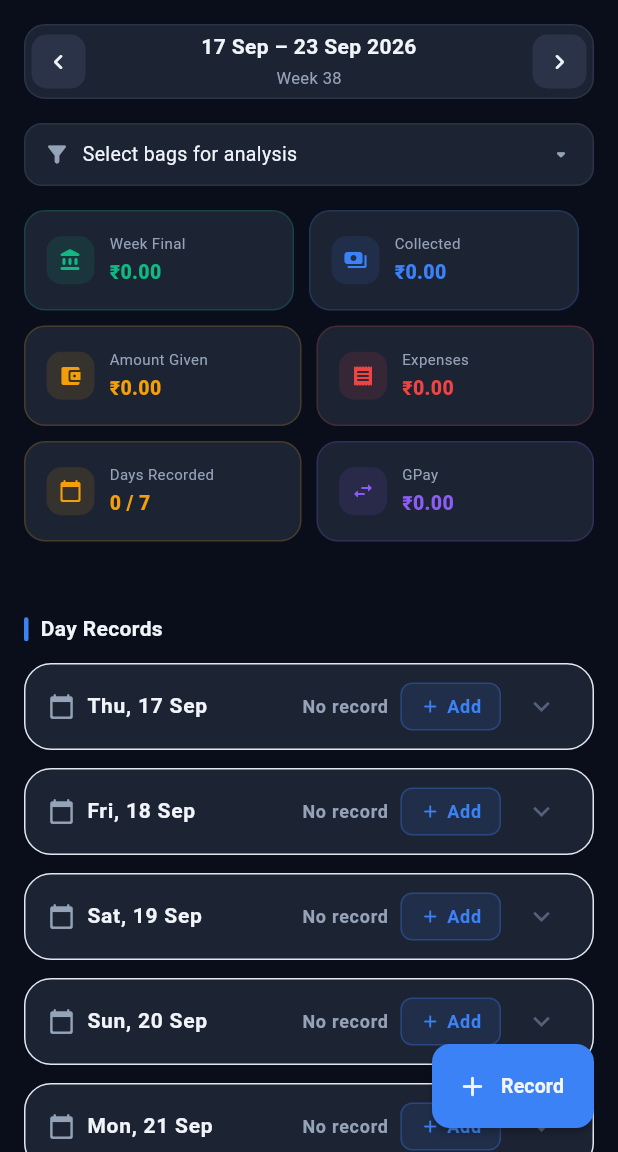
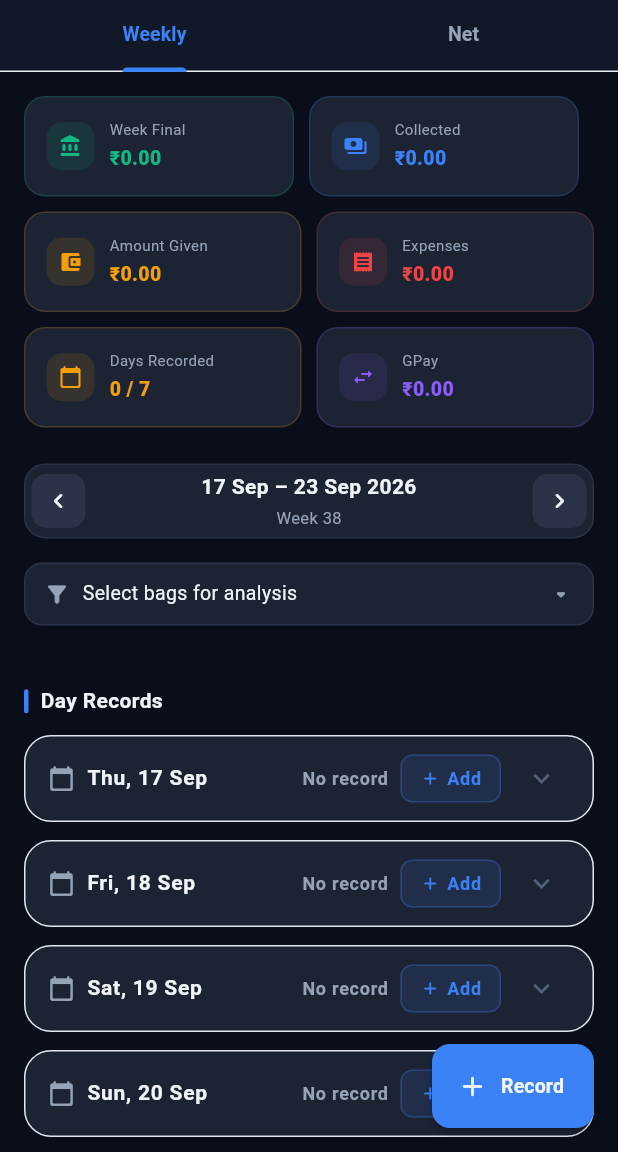
Before and after one commit to dharshan-dd/SVV, a Flutter app: the WeeklyDashboardScreen screen opened by its route, on a phone screen of 412 x 824 dp, the part 84-1236 px from its top. Run offline on Flutter 3.47's test engine with Material 3 defaults, Android fonts, the phone set to English and light mode, and no system bars; our stand-ins replace flutter_riverpod, go_router, shared_preferences, supabase_flutter; accounts and stored records are empty; Roboto replaces fonts that are missing (Segoe UI).

Commit message:
feat: use separate bag_net_amounts table for extra net tracking
- Add 017 migration for bag_net_amounts table with upsert support
- Add upsertBagNetAmount(), getBagNetAmount(), getBagNetAmountHistory() to service
- Update _netAmountDashboard to use new table with per-bag carry-forward
- Add Net tab in weekly dashboard with tab switcher
- Net amount updates now work without schema errors

```diff
--- a/lib/screens/weekly_dashboard_screen.dart
+++ b/lib/screens/weekly_dashboard_screen.dart
@@ -79,22 +79,70 @@ class _WeeklyDashboardScreenState extends ConsumerState<WeeklyDashboardScreen>
   @override
   Widget build(BuildContext context) {
     final fmt = NumberFormat.simpleCurrency(locale: 'en_IN', decimalDigits: 2);
-    return Scaffold(
+    return DefaultTabController(
+      length: 2,
+      child: Scaffold(
         backgroundColor: _kBg,
         drawer: const AppDrawer(),
+        appBar: AppBar(
+          backgroundColor: _kSurface,
+          foregroundColor: _kText,
+          elevation: 0,
+          title: const Text('Weekly Dashboard', style: TextStyle(color: _kText, fontWeight: FontWeight.w700, fontSize: 18)),
+          bottom: TabBar(
+            indicatorColor: _kPrimary,
+            labelColor: _kPrimary,
+            unselectedLabelColor: _kSubtext,
+            labelStyle: const TextStyle(fontSize: 13, fontWeight: FontWeight.w600),
+            unselectedLabelStyle: const TextStyle(fontSize: 13),
+            tabs: const [
+              Tab(text: 'Weekly'),
+              Tab(text: 'Net'),
+            ],
+          ),
+          actions: [
+            IconButton(
+              icon: const Icon(Icons.refresh_rounded, color: _kSubtext),
+              onPressed: () => setState(() { _loadRecords(); _animCtrl.forward(from: 0); }),
+            ),
+          ],
+        ),
         body: Stack(
           children: [
             FadeTransition(
               opacity: _fadeAnim,
-            child: CustomScrollView(slivers: [
-              _buildAppBar(),
+              child: TabBarView(
+                children: [
+                  _buildWeeklyTab(context, fmt),
+                  _buildNetTab(context, fmt),
+                ],
+              ),
+            ),
+            Positioned(
+              right: 16,
+              bottom: 16,
+              child: FloatingActionButton.extended(
+                heroTag: 'addWeeklyRecord',
+                onPressed: _showAddRecordDialog,
+                icon: const Icon(Icons.add_rounded, color: _kText),
+                label: const Text('Record', style: TextStyle(color: _kText, fontSize: 13, fontWeight: FontWeight.w600)),
+                backgroundColor: _kPrimary,
+                shape: RoundedRectangleBorder(borderRadius: BorderRadius.circular(12)),
+              ),
+            ),
+          ],
+        ),
+      ),
+    );
+  }
+
+  Widget _buildWeeklyTab(BuildContext context, NumberFormat fmt) {
+    return CustomScrollView(slivers: [
       SliverToBoxAdapter(
         child: FutureBuilder<List<DailyCashRecord>>(
           future: _recordsFuture,
           builder: (context, snap) {
-                    if (snap.connectionState == ConnectionState.waiting) {
-                      return _buildLoading();
-                    }
+            if (snap.connectionState == ConnectionState.waiting) return _buildLoading();
             if (snap.hasError) return _buildError(snap.error);
 
             final records = snap.data ?? [];
@@ -111,10 +159,7 @@ class _WeeklyDashboardScreenState extends ConsumerState<WeeklyDashboardScreen>
                 latestPerBag[r.bagId] = r;
               }
             }
-                    final weekFinal = latestPerBag.values.fold(
-                      0.0,
-                      (s, r) => s + r.finalAmount,
-                    );
+            final weekFinal = latestPerBag.values.fold(0.0, (s, r) => s + r.finalAmount);
 
             final totalCollected = currentWeekRecords.fold(0.0, (s, r) => s + r.collectedAmount);
             final totalAdditionalCollection = currentWeekRecords.fold(0.0, (s, r) => s + r.additionalCollection);
@@ -152,13 +197,12 @@ class _WeeklyDashboardScreenState extends ConsumerState<WeeklyDashboardScreen>
               padding: const EdgeInsets.fromLTRB(16, 0, 16, 40),
               child: Column(crossAxisAlignment: CrossAxisAlignment.stretch, children: [
                 const SizedBox(height: 16),
+                _summaryRow(fmt, weekFinal, totalCollected, totalAdditionalCollection, totalExpense, totalGiven, totalGpay, totalExtraNet, daysRecorded),
+                const SizedBox(height: 24),
                 _weekNav(),
                 const SizedBox(height: 16),
                 _buildBagFilter(fmt),
                 const SizedBox(height: 16),
-                          _summaryRow(fmt, weekFinal, totalCollected, totalAdditionalCollection, totalExpense, totalGiven, totalGpay, totalExtraNet, daysRecorded),
-                            const SizedBox(height: 24),
-                            _netAmountDashboard(sortedByUpdated, fmt),
                 if (_selectedBagIds.isNotEmpty) ...[
                   const SizedBox(height: 24),
                   _perBagAnalysis(currentWeekRecords, fmt),
@@ -192,24 +236,38 @@ class _WeeklyDashboardScreenState extends ConsumerState<WeeklyDashboardScreen>
                 ],
               ]),
             );
-                  })),
+          }),
+      ),
+    ]);
+  }
+
+  Widget _buildNetTab(BuildContext context, NumberFormat fmt) {
+    return CustomScrollView(slivers: [
+      SliverToBoxAdapter(
+        child: FutureBuilder<List<DailyCashRecord>>(
+          future: _recordsFuture,
+          builder: (context, snap) {
+            if (snap.connectionState == ConnectionState.waiting) return _buildLoading();
+            if (snap.hasError) return _buildError(snap.error);
+
+            final records = snap.data ?? [];
+            final sortedByUpdated = [...records]
+              ..sort((a, b) => a.updatedAt.compareTo(b.updatedAt));
+
+            return Padding(
+              padding: const EdgeInsets.fromLTRB(16, 0, 16, 40),
+              child: Column(crossAxisAlignment: CrossAxisAlignment.stretch, children: [
+                const SizedBox(height: 16),
+                _weekNav(),
+                const SizedBox(height: 16),
+                _buildBagFilter(fmt),
+                const SizedBox(height: 24),
+                _netAmountDashboard(sortedByUpdated, fmt),
               ]),
+            );
+          }),
       ),
-          Positioned(
-            right: 16,
-            bottom: 16,
-            child: FloatingActionButton.extended(
-              heroTag: 'addWeeklyRecord',
-              onPressed: _showAddRecordDialog,
-              icon: const Icon(Icons.add_rounded, color: _kText),
-              label: const Text('Record', style: TextStyle(color: _kText, fontSize: 13, fontWeight: FontWeight.w600)),
-              backgroundColor: _kPrimary,
-              shape: RoundedRectangleBorder(borderRadius: BorderRadius.circular(12)),
-            ),
-          ),
-        ],
-      ),
-    );
+    ]);
   }
 
   Widget _buildBagFilter(NumberFormat fmt) {
@@ -406,20 +464,6 @@ class _WeeklyDashboardScreenState extends ConsumerState<WeeklyDashboardScreen>
     ]);
   }
 
-  Widget _buildAppBar() => SliverAppBar(
-    pinned: true,
-    backgroundColor: _kSurface,
-    foregroundColor: _kText,
-    elevation: 0,
-    title: const Text('Weekly Dashboard', style: TextStyle(color: _kText, fontWeight: FontWeight.w700, fontSize: 18)),
-    actions: [
-      IconButton(
-        icon: const Icon(Icons.refresh_rounded, color: _kSubtext),
-        onPressed: () => setState(() { _loadRecords(); _animCtrl.forward(from: 0); }),
-      ),
-    ],
-  );
-
   Widget _weekNav() => Container(
     padding: const EdgeInsets.symmetric(horizontal: 4, vertical: 4),
     decoration: BoxDecoration(color: _kCard, borderRadius: BorderRadius.circular(14), border: Border.all(color: _kBorder)),
@@ -447,6 +491,8 @@ class _WeeklyDashboardScreenState extends ConsumerState<WeeklyDashboardScreen>
     final bagIds = allRecords.map((r) => r.bagId).toSet().toList();
     if (bagIds.isEmpty) return const SizedBox.shrink();
 
+    final svc = ref.read(supabaseServiceProvider);
+
     return Column(crossAxisAlignment: CrossAxisAlignment.stretch, children: [
       _sectionLabel('Net Amount Dashboard'),
       const SizedBox(height: 12),
@@ -471,6 +517,11 @@ class _WeeklyDashboardScreenState extends ConsumerState<WeeklyDashboardScreen>
             final bagNetInHand = bagRecords.fold(0.0, (s, r) => s + r.netAmountInHand);
             final bagCollected = bagRecords.fold(0.0, (s, r) => s + r.collectedAmount);
 
+            return FutureBuilder<double>(
+              future: svc.getBagNetAmount(bagId: bagId, onOrBeforeDate: latestRecord.entryDate),
+              builder: (context, snap) {
+                final carriedExtraNet = snap.data ?? bagExtraNet;
+                final effectiveBagFinal = bagFinal + (carriedExtraNet - bagExtraNet);
                 return Container(
                   margin: const EdgeInsets.only(bottom: 12),
                   padding: const EdgeInsets.all(14),
@@ -484,18 +535,20 @@ class _WeeklyDashboardScreenState extends ConsumerState<WeeklyDashboardScreen>
                       Text(bagName, style: TextStyle(color: _kText, fontSize: 14, fontWeight: FontWeight.w700)),
                       IconButton(
                         icon: Icon(Icons.edit_rounded, color: _kPrimary, size: 18),
-                    onPressed: () => _showNetUpdateDialog(context, bagId, bagName, bagExtraNet, latestRecord, fmt),
+                        onPressed: () => _showNetUpdateDialog(context, bagId, bagName, carriedExtraNet, latestRecord, fmt),
                       ),
                     ]),
                     const SizedBox(height: 8),
-                _MiniTile(label: 'Net In Hand', value: fmt.format(bagFinal), color: bagFinal >= 0 ? _kGreen : _kRed),
+                    _MiniTile(label: 'Net In Hand', value: fmt.format(effectiveBagFinal), color: effectiveBagFinal >= 0 ? _kGreen : _kRed),
                     const SizedBox(height: 6),
-                _MiniTile(label: '+ Extra Net', value: fmt.format(bagExtraNet), color: _kGreen),
+                    _MiniTile(label: '+ Extra Net', value: fmt.format(carriedExtraNet), color: _kGreen),
                     const SizedBox(height: 6),
                     _MiniTile(label: 'Total Collected', value: fmt.format(bagCollected), color: _kPrimary),
                     const SizedBox(height: 6),
                     _MiniTile(label: 'Net Amount', value: fmt.format(bagNetInHand), color: bagNetInHand >= 0 ? _kGreen : _kRed),
                   ]),
+                );
+              },
             );
           },
         ),
@@ -532,7 +585,11 @@ class _WeeklyDashboardScreenState extends ConsumerState<WeeklyDashboardScreen>
               final newExtraNet = double.tryParse(controller.text.trim()) ?? 0.0;
               final svc = ref.read(supabaseServiceProvider);
               try {
-                await svc.updateDailyCashRecord(id: latestRecord.id, extraNetAmount: newExtraNet);
+                await svc.upsertBagNetAmount(
+                  bagId: bagId,
+                  entryDate: latestRecord.entryDate,
+                  amount: newExtraNet,
+                );
                 Navigator.pop(dialogCtx);
                 if (mounted) setState(() => _loadRecords());
               } catch (e) {
```
Also changed, not shown: lib/services/supabase_service.dart (+90 -1 lines), 3 other files. Lines whose indentation alone changed are shown as unchanged.
